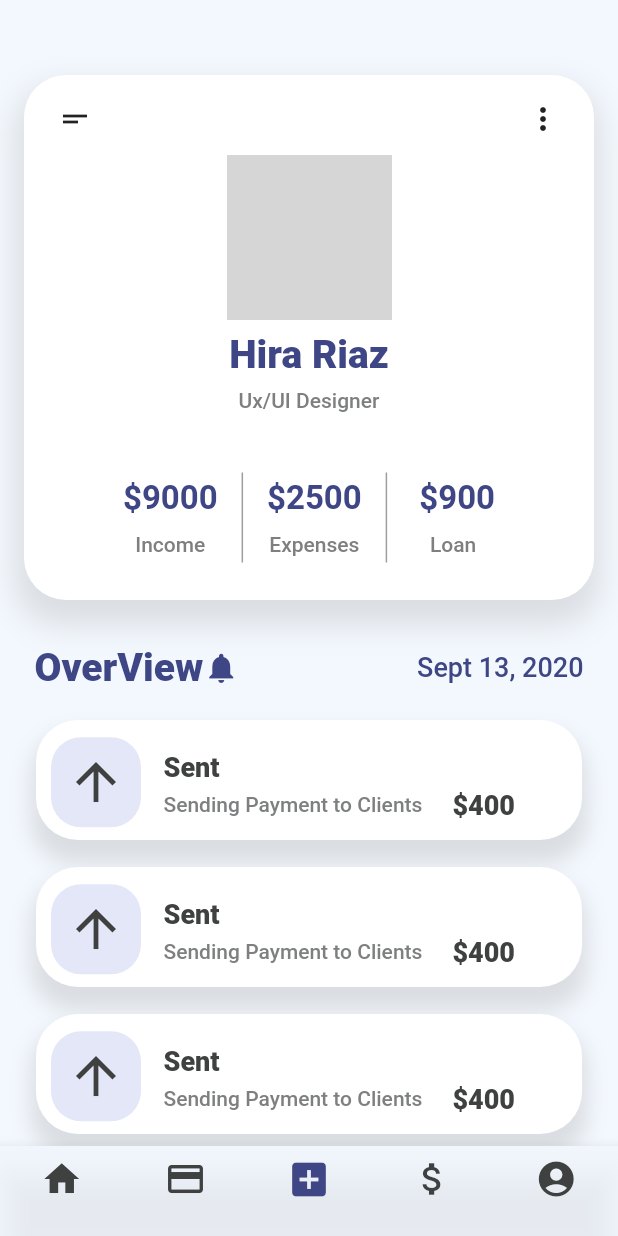
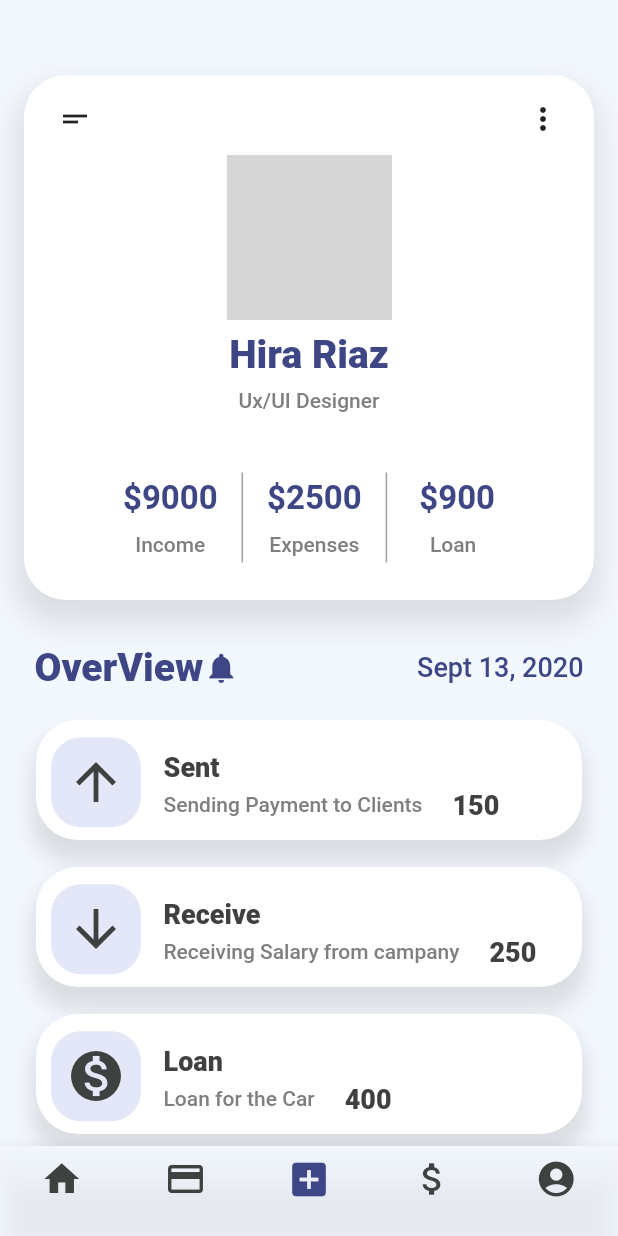
Before and after one commit to luiz258/Finance, a Flutter app: the screen it shows after launch, after a tap on "Login", on a phone screen of 412 x 824 dp. Run offline on Flutter 3.47's test engine with Material 2 defaults, Android fonts, the phone set to English and light mode, and no system bars; our stand-ins replace flutter_mobx, mobx; generated files the repository leaves out were written again; network calls fail; grey boxes are pictures that could not be loaded.

Commit message:
finish(mobx and  repository completed )

```diff
--- a/lib/android/views/login.view.dart
+++ b/lib/android/views/login.view.dart
@@ -1,11 +1,23 @@
 import 'package:Finance/android/views/home.view.dart';
 import 'package:Finance/android/views/over-view.view.dart';
 import 'package:Finance/android/widget/button.widget.dart';
+import 'package:Finance/store/login.store.dart';
 import 'package:flutter/material.dart';
+import 'package:flutter_mobx/flutter_mobx.dart';
 
 import '../android-theme.dart';
 
-class LoginView extends StatelessWidget {
+class LoginView extends StatefulWidget {
+
+
+  @override
+  _LoginViewState createState() => _LoginViewState();
+}
+
+class _LoginViewState extends State<LoginView> {
+
+  LoginStore  loginStore = new LoginStore();
+
   @override
   Widget build(BuildContext context) {
     return Scaffold(
@@ -83,6 +95,7 @@ class LoginView extends StatelessWidget {
                         ),
                         border: InputBorder.none,
                       ),
+                      onChanged: loginStore.setEmail,
                     ),
                   ],
                 ),
@@ -125,8 +138,9 @@ class LoginView extends StatelessWidget {
                         style: androidTheme().textTheme.display1,
                       ),
                     ),
-                    TextField(
-                      obscureText: true,
+                    Observer(builder: (_){
+                      return TextField(
+                      obscureText: !loginStore.passwordShow,
                       style: TextStyle(
                           color: Theme.of(context).primaryColorDark,
                           fontSize: 18),
@@ -136,11 +150,13 @@ class LoginView extends StatelessWidget {
                           color: Theme.of(context).primaryColorDark,
                         ),
                         suffixIcon: IconButton(
-                            icon: Icon(Icons.remove_red_eye), onPressed: null),
+                            icon: Icon(!loginStore.passwordShow? Icons.visibility: Icons.visibility_off ), onPressed: loginStore.togglePassword),
                         border: InputBorder.none,
                         //Icons.remove_red_eye
                       ),
-                    ),
+                      onChanged: loginStore.setPassWord,
+                    );
+                    },),
                   ],
                 ),
               ),
--- a/lib/android/views/over-view.view.dart
+++ b/lib/android/views/over-view.view.dart
@@ -1,6 +1,9 @@
 import 'package:Finance/android/android-theme.dart';
 import 'package:Finance/android/widget/card.wideget.dart';
+import 'package:Finance/store/overview.store.dart';
 import 'package:flutter/material.dart';
+import 'package:flutter_mobx/flutter_mobx.dart';
+import 'package:mobx/mobx.dart';
 
 import '../widget/card-profile.dart';
 
@@ -10,6 +13,15 @@ class OverViewView extends StatefulWidget {
 }
 
 class _OverViewViewState extends State<OverViewView> {
+  OverviewStore store;
+  @override
+  void initState() {
+    // TODO: implement initState
+    super.initState();
+    store = OverviewStore();
+    store.listOverview();
+  }
+
   @override
   Widget build(BuildContext context) {
     return Container(
@@ -62,7 +74,25 @@ class _OverViewViewState extends State<OverViewView> {
                     Padding(
                         padding: const EdgeInsets.only(top: 20),
                         child: Column(
-                          children: [CardWidget(), CardWidget(), CardWidget()],
+                          children: [
+                            Observer(
+                              builder: (_) => ListView.builder(
+                                 scrollDirection: Axis.vertical,
+    shrinkWrap: true,
+                                itemCount: store.transaction.length,
+                                itemBuilder: (ctx, i) {
+                                  //print(store.transaction.length);
+                                  return new  CardWidget(
+                                    descri: store.transaction[i].descri,
+                                    icon: store.transaction[i].icon,
+                                    type: store.transaction[i].type,
+
+                                    value: store.transaction[i].value,
+                                  );
+                                },
+                              ),
+                            ),
+                          ],
                         )),
                   ],
                 ),
--- a/lib/android/views/recent-transactions.view.dart
+++ b/lib/android/views/recent-transactions.view.dart
@@ -1,5 +1,5 @@
 import 'package:Finance/android/widget/button.widget.dart';
-import 'package:Finance/android/widget/card.wideget.dart';
+
 import 'package:flutter/material.dart';
 
 class RecentTrasactionsView extends StatelessWidget {
@@ -10,6 +10,7 @@ class RecentTrasactionsView extends StatelessWidget {
       appBar: AppBar(
         shadowColor: Colors.transparent,
         leading: IconButton(
+          onPressed: (){},
           icon: IconButton(
             icon: Icon(
               Icons.keyboard_arrow_left,
--- a/lib/android/widget/card.wideget.dart
+++ b/lib/android/widget/card.wideget.dart
@@ -1,10 +1,28 @@
 import 'package:Finance/android/views/recent-transactions.view.dart';
 import 'package:flutter/material.dart';
 
+
+
+
+
+
 class CardWidget extends StatelessWidget {
+  final String icon;
+  final String type;
+  final String value;
+  final String descri;
+
+CardWidget({
+  this.value, this.type, this.icon,this.descri
+});
+
   @override
   Widget build(BuildContext context) {
-    return FlatButton(
+
+
+    return Container(
+
+      child: FlatButton(
 
         onPressed: (){
 
@@ -15,7 +33,7 @@ class CardWidget extends StatelessWidget {
         },
         child: Container(
           margin: EdgeInsets.only(bottom: 18),
-        width: double.infinity,
+          width: 380,
           height: 80,
           padding: EdgeInsets.only(
             left: 10,
@@ -44,10 +62,25 @@ class CardWidget extends StatelessWidget {
                   color: Color(0xFFE4E7F8),
                   borderRadius: BorderRadius.all(Radius.circular(20)),
                 ),
-              child: Icon(
-                Icons.arrow_upward,
+                child: icon == "3" ?
+                  Container(child: icon =="3" ? Icon(
+                  Icons.monetization_on ,
                   size: 40,
                   color: Theme.of(context).primaryColorDark,
+                ):Icon(
+                  Icons.arrow_downward ,
+                  size: 40,
+                  color: Theme.of(context).primaryColorDark,
+                ),
+              ): Container(child: icon =="1" ? Icon(
+                  Icons.arrow_upward ,
+                  size: 40,
+                  color: Theme.of(context).primaryColorDark,
+                ):Icon(
+                  Icons.arrow_downward ,
+                  size: 40,
+                  color: Theme.of(context).primaryColorDark,
+                ),
               ),
               ),
               Container(
@@ -56,7 +89,7 @@ class CardWidget extends StatelessWidget {
                   crossAxisAlignment: CrossAxisAlignment.start,
                   children: [
                     Text(
-                    'Sent',
+                      type,
                       style: Theme.of(context).textTheme.title,
                     ),
                     Container(
@@ -64,13 +97,13 @@ class CardWidget extends StatelessWidget {
                         child: Row(
                           children: [
                             Text(
-                            'Sending Payment to Clients',
+                              descri.toString(),
                               style: Theme.of(context).textTheme.display3,
                             ),
                             Container(
                               padding: EdgeInsets.only(left: 20),
                               child: Text(
-                              '\$400',
+                                value,
                                 style: Theme.of(context).textTheme.title,
                               ),
                             )
@@ -82,6 +115,7 @@ class CardWidget extends StatelessWidget {
             ],
           ),
         ),
+      ),
     );
   }
 }
--- /dev/null
+++ b/lib/apiLocal.json
@@ -0,0 +1,27 @@
+[
+    {
+
+        "icon":"1",
+         "type":"Sent",
+         "value":"150",
+         "descri": "Sending Payment to Clients"
+
+    },
+    {
+
+        "icon":"2",
+         "type":"Receive",
+         "value":"250",
+         "descri": "Receiving Salary from campany"
+
+    },
+    {
+
+        "icon":"3",
+         "type":"Loan",
+         "value":"400",
+         "descri": "Loan for the Car"
+
+    }
+
+]
--- /dev/null
+++ b/lib/repository/overview.repository.dart
@@ -0,0 +1,24 @@
+import 'dart:convert';
+import 'dart:core';
+
+import 'package:Finance/models/overview.models.dart';
+import 'package:flutter/services.dart';
+
+class OverviewRepository {
+  Future<List<OverViewModel>> getlist() async {
+    var  result =
+        json.decode(await rootBundle.loadString("lib/apiLocal.json")).cast<Map<String, dynamic>>();
+
+    return List.generate(result.length, (i){
+      return OverViewModel(
+        descri: result[i]['descri'],
+        icon: result[i]['icon'],
+        type: result[i]['type'],
+        value: result[i]['value'],
+      );
+    });
+    // return (result as List)
+    //     .map((json) => new OverViewModel.fromJson(json))
+    //     .toList();
+  }
+}
--- /dev/null
+++ b/lib/store/overview.store.dart
@@ -0,0 +1,29 @@
+
+import 'package:Finance/repository/overview.repository.dart';
+import 'package:mobx/mobx.dart';
+import 'package:Finance/models/overview.models.dart';
+
+part 'overview.store.g.dart';
+
+class OverviewStore = _OverviewStore with _$OverviewStore;
+
+
+
+abstract class _OverviewStore with Store{
+  OverviewRepository _rep;
+  _OverviewStore(){
+  _rep=OverviewRepository();
+  }
+  @observable
+ ObservableList<OverViewModel> transaction;
+
+
+
+ @action
+ listOverview ()async {
+
+   transaction = ObservableList<OverViewModel>.of( await _rep.getlist());
+  ///transaction.addAll(data);
+
+}
+}
```
Also changed, not shown: lib/models/overview.models.dart (added, +24 -0 lines), lib/store/login.store.dart (added, +31 -0 lines), pubspec.yaml (+9 -3 lines), lib/store/login.store.g.dart (added), lib/store/overview.store.g.dart (added), pubspec.lock, 1 other file. Lines whose indentation alone changed are shown as unchanged.
